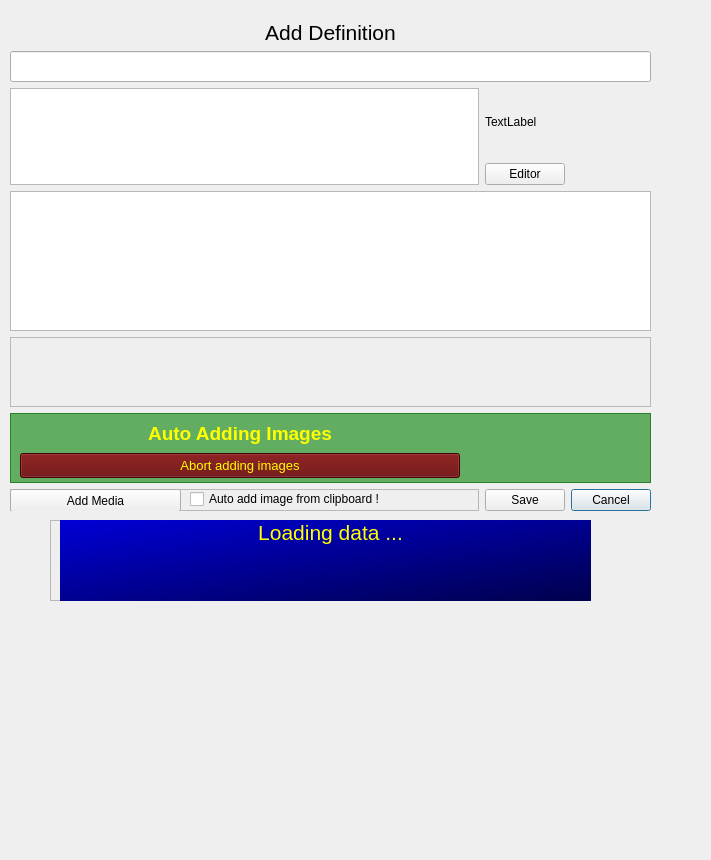
This is data/app/designer/definition_add.ui in dsoftn/my_journal as Qt 5 draws it before an edit. The edited form follows.
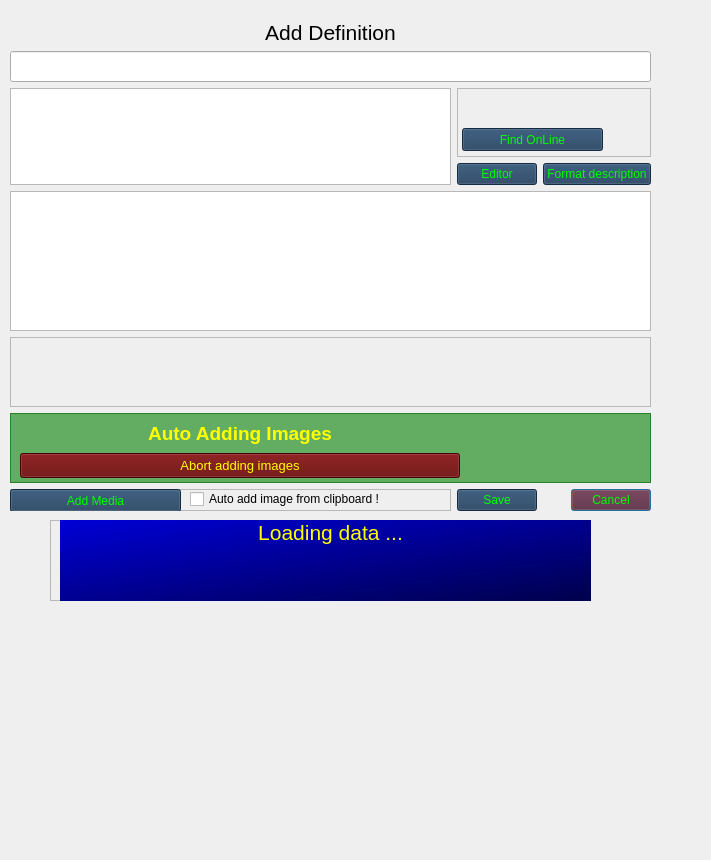
This is the edited form. Icons and pictures are not drawn.

```diff
--- a/data/app/designer/definition_add.ui
+++ b/data/app/designer/definition_add.ui
@@ -23,16 +23,6 @@
     </rect>
    </property>
    <layout class="QGridLayout" name="gridLayout">
-    <item row="3" column="1">
-     <widget class="QPushButton" name="btn_editor">
-      <property name="text">
-       <string>Editor</string>
-      </property>
-      <property name="autoDefault">
-       <bool>false</bool>
-      </property>
-     </widget>
-    </item>
     <item row="1" column="0" colspan="3">
      <widget class="QLineEdit" name="txt_expression">
       <property name="font">
@@ -63,27 +53,12 @@
       </property>
      </widget>
     </item>
-    <item row="2" column="1" colspan="2">
-     <widget class="QLabel" name="lbl_syn">
-      <property name="maximumSize">
-       <size>
-        <width>16777215</width>
-        <height>150</height>
-       </size>
-      </property>
-      <property name="text">
-       <string>TextLabel</string>
-      </property>
-      <property name="wordWrap">
-       <bool>true</bool>
-      </property>
-      <property name="textInteractionFlags">
-       <set>Qt::LinksAccessibleByMouse|Qt::TextSelectableByMouse</set>
-      </property>
-     </widget>
-    </item>
     <item row="9" column="2" alignment="Qt::AlignRight">
      <widget class="QPushButton" name="btn_cancel">
+      <property name="styleSheet">
+       <string notr="true">QPushButton {color: #00ff00; background-color: #5b1d2f;} QPushButton:hover {background-color: qlineargradient(spread:pad, x1:0, y1:0.00568182, x2:0.98, y2:0.982955, stop:0 rgb(255, 69, 97), stop:1 rgb(255, 137, 145));}
+</string>
+      </property>
       <property name="text">
        <string>Cancel</string>
       </property>
@@ -91,6 +66,9 @@
     </item>
     <item row="9" column="1" alignment="Qt::AlignHCenter">
      <widget class="QPushButton" name="btn_save">
+      <property name="styleSheet">
+       <string notr="true">QPushButton {color: #00ff00; background-color: #1e3c5b;} QPushButton:hover {background-color: qlineargradient(spread:pad, x1:0, y1:0.00568182, x2:0.98, y2:0.982955, stop:0 rgb(38, 19, 255), stop:1 rgb(150, 207, 207));}</string>
+      </property>
       <property name="text">
        <string>Save</string>
       </property>
@@ -140,6 +118,9 @@
          <height>23</height>
         </rect>
        </property>
+       <property name="styleSheet">
+        <string notr="true">QPushButton {color: #00ff00; background-color: #1e3c5b;} QPushButton:hover {background-color: qlineargradient(spread:pad, x1:0, y1:0.00568182, x2:0.98, y2:0.982955, stop:0 rgb(38, 19, 255), stop:1 rgb(150, 207, 207));}</string>
+       </property>
        <property name="text">
         <string>Add Media</string>
        </property>
@@ -229,6 +210,78 @@
       </widget>
      </widget>
     </item>
+    <item row="2" column="1" colspan="2">
+     <widget class="QFrame" name="frm_syn">
+      <property name="frameShape">
+       <enum>QFrame::StyledPanel</enum>
+      </property>
+      <property name="frameShadow">
+       <enum>QFrame::Raised</enum>
+      </property>
+      <widget class="QPushButton" name="btn_syn_find">
+       <property name="geometry">
+        <rect>
+         <x>5</x>
+         <y>40</y>
+         <width>141</width>
+         <height>23</height>
+        </rect>
+       </property>
+       <property name="styleSheet">
+        <string notr="true">QPushButton {color: #00ff00; background-color: #1e3c5b;} QPushButton:hover {background-color: qlineargradient(spread:pad, x1:0, y1:0.00568182, x2:0.98, y2:0.982955, stop:0 rgb(38, 19, 255), stop:1 rgb(150, 207, 207));}</string>
+       </property>
+       <property name="text">
+        <string>Find OnLine</string>
+       </property>
+       <property name="autoDefault">
+        <bool>false</bool>
+       </property>
+      </widget>
+      <widget class="QLabel" name="lbl_syn_pic">
+       <property name="geometry">
+        <rect>
+         <x>5</x>
+         <y>5</y>
+         <width>141</width>
+         <height>31</height>
+        </rect>
+       </property>
+       <property name="text">
+        <string/>
+       </property>
+       <property name="pixmap">
+        <pixmap>../images/definition_data_find.png</pixmap>
+       </property>
+       <property name="scaledContents">
+        <bool>true</bool>
+       </property>
+      </widget>
+     </widget>
+    </item>
+    <item row="3" column="1">
+     <widget class="QPushButton" name="btn_editor">
+      <property name="styleSheet">
+       <string notr="true">QPushButton {color: #00ff00; background-color: #1e3c5b;} QPushButton:hover {background-color: qlineargradient(spread:pad, x1:0, y1:0.00568182, x2:0.98, y2:0.982955, stop:0 rgb(38, 19, 255), stop:1 rgb(150, 207, 207));}</string>
+      </property>
+      <property name="text">
+       <string>Editor</string>
+      </property>
+      <property name="autoDefault">
+       <bool>false</bool>
+      </property>
+     </widget>
+    </item>
+    <item row="3" column="2">
+     <widget class="QPushButton" name="btn_format_desc">
+      <property name="styleSheet">
+       <string notr="true">QPushButton {color: #00ff00; background-color: #1e3c5b;} QPushButton:hover {background-color: qlineargradient(spread:pad, x1:0, y1:0.00568182, x2:0.98, y2:0.982955, stop:0 rgb(0, 85, 0), stop:1 rgb(0, 198, 0));}
+</string>
+      </property>
+      <property name="text">
+       <string>Format description</string>
+      </property>
+     </widget>
+    </item>
    </layout>
   </widget>
   <widget class="QFrame" name="frm_loading">
```
